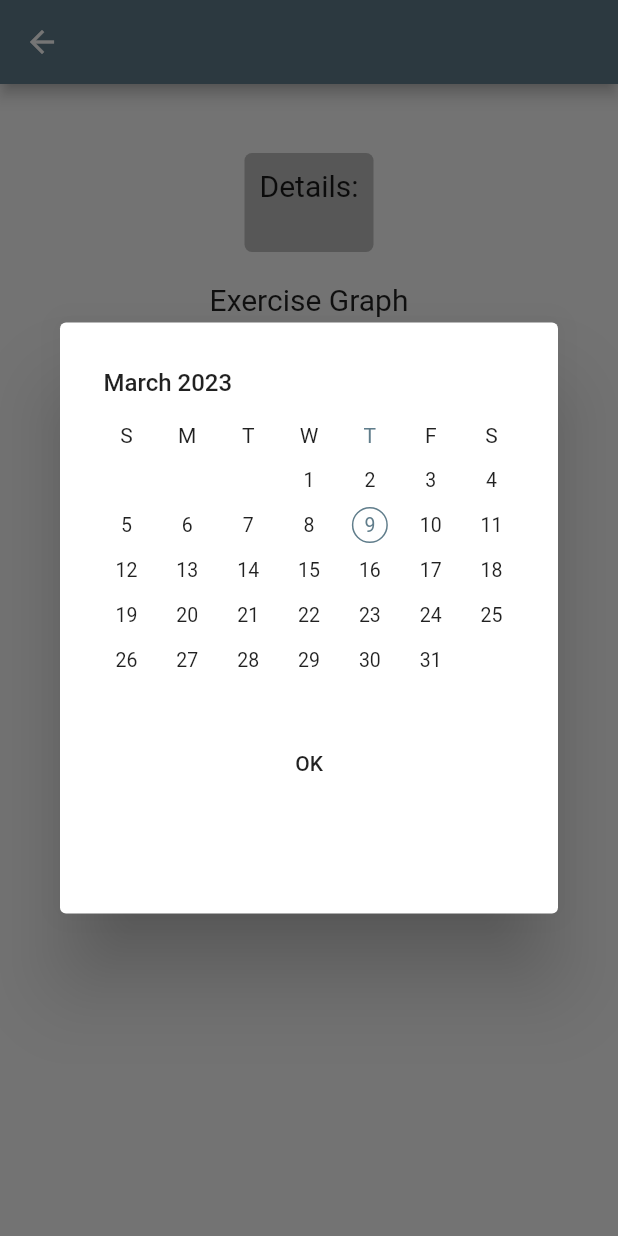
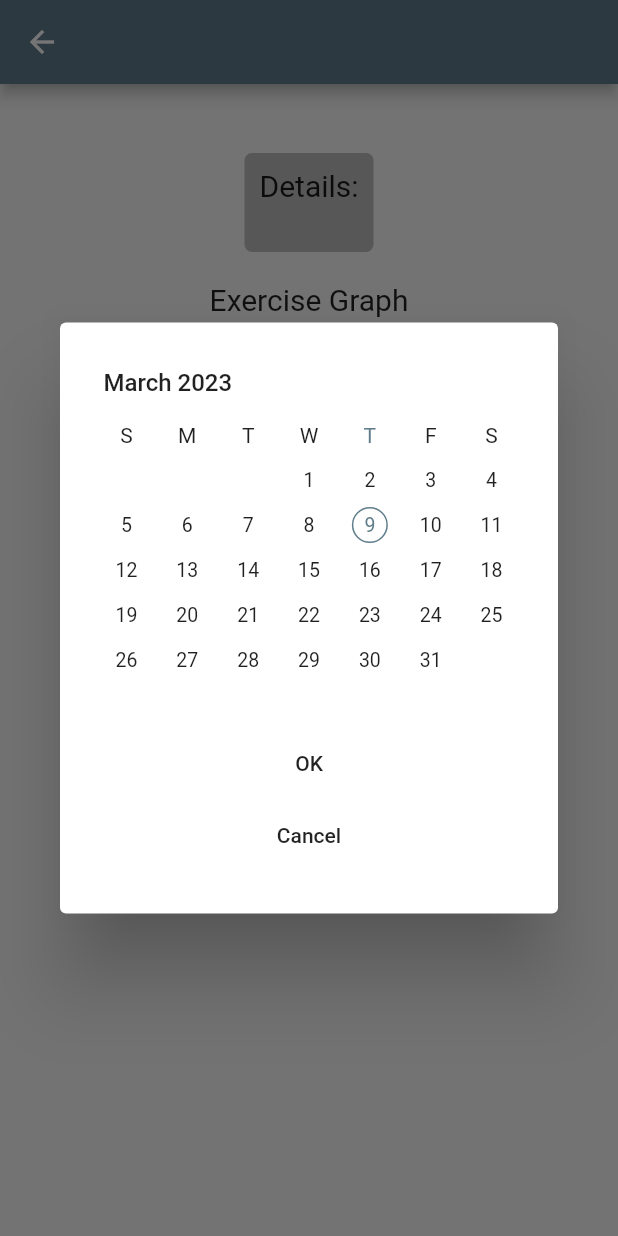
Before and after one commit to MasonAdsero/FitDb, a Flutter app: the ExerciseView screen opened directly with empty values, after a tap on "pick a date", on a phone screen of 412 x 824 dp. Run offline on Flutter 3.47's test engine with Material 2 defaults, Android fonts, the phone set to English and light mode, and no system bars; drawn by our look-alikes of syncfusion_flutter_datepicker; our stand-ins replace dio, image_picker, sqflite, video_player, youtube_player_flutter; accounts and stored records are empty.

Commit message:
UI and exercise logic for adding exercise to chart is done

```diff
--- a/lib/chart.dart
+++ b/lib/chart.dart
@@ -1,14 +1,16 @@
 import 'package:charts_flutter/flutter.dart' as charts;
+import 'package:fit_db_project/db_provider.dart';
+import 'package:fit_db_project/exercise_model.dart';
+import 'package:fit_db_project/exercise_provider.dart';
 import 'package:flutter/material.dart';
 import 'package:flutter/services.dart';
+import 'package:provider/provider.dart';
 import 'package:syncfusion_flutter_datepicker/datepicker.dart';
 import 'package:intl/intl.dart';
 
 class ExerciseChart extends StatefulWidget {
-  ExerciseChart(
-      {super.key, required this.progress, required this.progressTimes});
-  List<int> progress;
-  List<String> progressTimes;
+  ExerciseChart({super.key, required this.currentExercise});
+  final Exercise currentExercise;
   @override
   State<ExerciseChart> createState() => _ExerciseChartState();
 }
@@ -16,6 +18,7 @@ class ExerciseChart extends StatefulWidget {
 class _ExerciseChartState extends State<ExerciseChart> {
   final _formKey = GlobalKey<FormState>();
   final TextEditingController reps = TextEditingController();
+  String? _selected;
   String? _date;
 
   @override
@@ -25,8 +28,21 @@ class _ExerciseChartState extends State<ExerciseChart> {
   }
 
   _onSelectionChange(DateRangePickerSelectionChangedArgs args) {
-    _date = DateFormat('MM-dd-yyyy').format(args.value);
+    _selected = DateFormat('MM-dd-yyyy').format(args.value);
     setState(() {});
+  }
+
+  _addToGraph() {
+    setState(() {
+      if (_formKey.currentState!.validate()) {
+        context
+            .read<ExerciseList>()
+            .addProgress(widget.currentExercise, int.parse(reps.text), _date!);
+        _date = null;
+        _formKey.currentState!.reset();
+        reps.text = "";
+      }
+    });
   }
 
   @override
@@ -45,7 +61,7 @@ class _ExerciseChartState extends State<ExerciseChart> {
                 labelText: 'Enter the number of repetitions',
               ),
               validator: ((value) {
-                if (value == null) {
+                if (value == null || value.isEmpty) {
                   return "Please enter a number";
                 }
                 return null;
@@ -82,6 +98,15 @@ class _ExerciseChartState extends State<ExerciseChart> {
                                 MaterialButton(
                                   child: Text("OK"),
                                   onPressed: () {
+                                    setState(() {
+                                      _date = _selected!;
+                                    });
+                                    Navigator.pop(context);
+                                  },
+                                ),
+                                MaterialButton(
+                                  child: Text("Cancel"),
+                                  onPressed: () {
                                     Navigator.pop(context);
                                   },
                                 )
@@ -95,9 +120,16 @@ class _ExerciseChartState extends State<ExerciseChart> {
               height: 15,
             ),
             if (_date != null)
-              Text("Workout date: ${_date!}", style: TextStyle(fontSize: 20)),
+              Text("Workout date: ${_date}",
+                  style: const TextStyle(fontSize: 20)),
           ]),
-        )
+        ),
+        ElevatedButton(
+            onPressed: _addToGraph,
+            child: const Text(
+              "Add workout to graph",
+              style: TextStyle(fontSize: 20),
+            ))
       ]),
     );
   }
--- a/lib/display_exercise.dart
+++ b/lib/display_exercise.dart
@@ -10,7 +10,6 @@ import 'create_exercise.dart';
 class ExerciseView extends StatelessWidget {
   ExerciseView({super.key, required this.currentExercise});
   final Exercise currentExercise;
-
   static String myVideoId = "";
 
   final YoutubePlayerController _controller = YoutubePlayerController(
@@ -76,8 +75,8 @@ class ExerciseView extends StatelessWidget {
               height: 600,
               width: 300,
               child: ExerciseChart(
-                  progress: currentExercise.progress,
-                  progressTimes: currentExercise.progressTimes),
+                currentExercise: currentExercise,
+              ),
             )
           ])
         ]))));
--- a/lib/exercise_provider.dart
+++ b/lib/exercise_provider.dart
@@ -13,6 +13,13 @@ class ExerciseList with ChangeNotifier {
 
   void add(Exercise exercise) {
     _exercises.add(exercise);
+    notifyListeners();
+  }
+
+  void addProgress(Exercise exercise, int progressNum, String progressDate) {
+    final int index = _exercises.indexOf(exercise);
+    _exercises[index].progress.add(progressNum);
+    _exercises[index].progressTimes.add(progressDate);
     notifyListeners();
   }
 
```
Also changed, not shown: lib/create_exercise.dart (+24 -24 lines).
